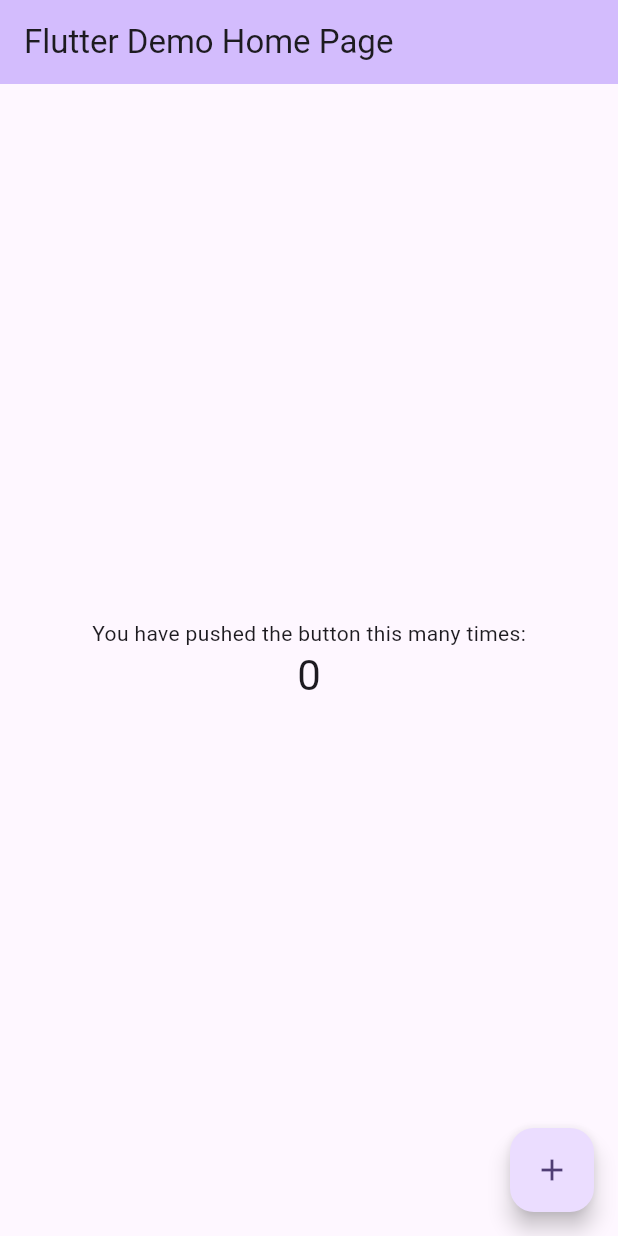
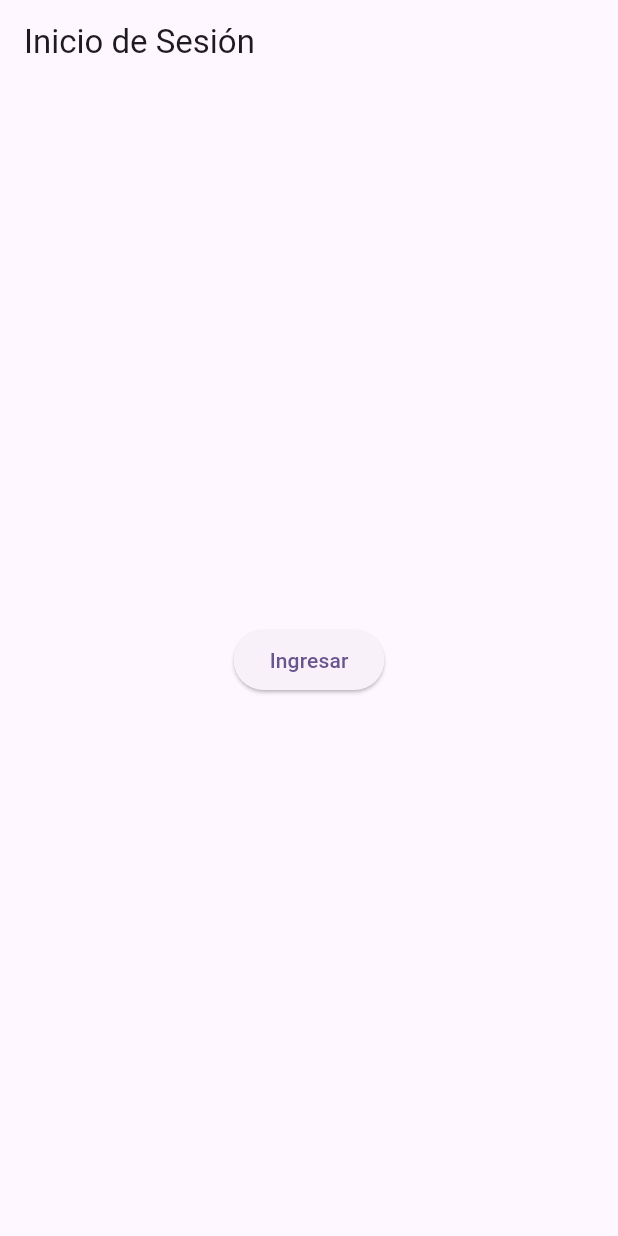
Before and after one commit to Rakkun9/online_shop, a Flutter app: the screen it shows after launch, on a phone screen of 412 x 824 dp. Run offline on Flutter 3.47's test engine with Material 3 defaults, Android fonts, the phone set to English and light mode, and no system bars.

```diff
--- a/lib/main.dart
+++ b/lib/main.dart
@@ -1,4 +1,10 @@
 import 'package:flutter/material.dart';
+
+// Importaremos nuestras pantallas aquí
+import 'package:online_shop/screens/login_screen.dart';
+import 'package:online_shop/screens/home_screen.dart';
+import 'package:online_shop/screens/cart_screen.dart';
+import 'package:online_shop/screens/product_detail_screen.dart';
 
 void main() {
   runApp(const MyApp());
@@ -7,116 +13,23 @@ void main() {
 class MyApp extends StatelessWidget {
   const MyApp({super.key});
 
-  // This widget is the root of your application.
   @override
   Widget build(BuildContext context) {
     return MaterialApp(
-      title: 'Flutter Demo',
+      title: 'Mi Tienda Online',
+      debugShowCheckedModeBanner: false,
       theme: ThemeData(
-        // This is the theme of your application.
-        //
-        // TRY THIS: Try running your application with "flutter run". You'll see
-        // the application has a purple toolbar. Then, without quitting the app,
-        // try changing the seedColor in the colorScheme below to Colors.green
-        // and then invoke "hot reload" (save your changes or press the "hot
-        // reload" button in a Flutter-supported IDE, or press "r" if you used
-        // the command line to start the app).
-        //
-        // Notice that the counter didn't reset back to zero; the application
-        // state is not lost during the reload. To reset the state, use hot
-        // restart instead.
-        //
-        // This works for code too, not just values: Most code changes can be
-        // tested with just a hot reload.
         colorScheme: ColorScheme.fromSeed(seedColor: Colors.deepPurple),
+        useMaterial3: true,
       ),
-      home: const MyHomePage(title: 'Flutter Demo Home Page'),
+      // Definimos las rutas de nuestra aplicación
+      initialRoute: '/login', // La primera pantalla que se mostrará
+      routes: {
+        '/login': (context) => const LoginScreen(),
+        '/home': (context) => const HomeScreen(),
+        '/cart': (context) => const CartScreen(),
+        // La ruta de detalle del producto la manejaremos de otra forma luego
+      },
     );
   }
 }
-
-class MyHomePage extends StatefulWidget {
-  const MyHomePage({super.key, required this.title});
-
-  // This widget is the home page of your application. It is stateful, meaning
-  // that it has a State object (defined below) that contains fields that affect
-  // how it looks.
-
-  // This class is the configuration for the state. It holds the values (in this
-  // case the title) provided by the parent (in this case the App widget) and
-  // used by the build method of the State. Fields in a Widget subclass are
-  // always marked "final".
-
-  final String title;
-
-  @override
-  State<MyHomePage> createState() => _MyHomePageState();
-}
-
-class _MyHomePageState extends State<MyHomePage> {
-  int _counter = 0;
-
-  void _incrementCounter() {
-    setState(() {
-      // This call to setState tells the Flutter framework that something has
-      // changed in this State, which causes it to rerun the build method below
-      // so that the display can reflect the updated values. If we changed
-      // _counter without calling setState(), then the build method would not be
-      // called again, and so nothing would appear to happen.
-      _counter++;
-    });
-  }
-
-  @override
-  Widget build(BuildContext context) {
-    // This method is rerun every time setState is called, for instance as done
-    // by the _incrementCounter method above.
-    //
-    // The Flutter framework has been optimized to make rerunning build methods
-    // fast, so that you can just rebuild anything that needs updating rather
-    // than having to individually change instances of widgets.
-    return Scaffold(
-      appBar: AppBar(
-        // TRY THIS: Try changing the color here to a specific color (to
-        // Colors.amber, perhaps?) and trigger a hot reload to see the AppBar
-        // change color while the other colors stay the same.
-        backgroundColor: Theme.of(context).colorScheme.inversePrimary,
-        // Here we take the value from the MyHomePage object that was created by
-        // the App.build method, and use it to set our appbar title.
-        title: Text(widget.title),
-      ),
-      body: Center(
-        // Center is a layout widget. It takes a single child and positions it
-        // in the middle of the parent.
-        child: Column(
-          // Column is also a layout widget. It takes a list of children and
-          // arranges them vertically. By default, it sizes itself to fit its
-          // children horizontally, and tries to be as tall as its parent.
-          //
-          // Column has various properties to control how it sizes itself and
-          // how it positions its children. Here we use mainAxisAlignment to
-          // center the children vertically; the main axis here is the vertical
-          // axis because Columns are vertical (the cross axis would be
-          // horizontal).
-          //
-          // TRY THIS: Invoke "debug painting" (choose the "Toggle Debug Paint"
-          // action in the IDE, or press "p" in the console), to see the
-          // wireframe for each widget.
-          mainAxisAlignment: MainAxisAlignment.center,
-          children: <Widget>[
-            const Text('You have pushed the button this many times:'),
-            Text(
-              '$_counter',
-              style: Theme.of(context).textTheme.headlineMedium,
-            ),
-          ],
-        ),
-      ),
-      floatingActionButton: FloatingActionButton(
-        onPressed: _incrementCounter,
-        tooltip: 'Increment',
-        child: const Icon(Icons.add),
-      ), // This trailing comma makes auto-formatting nicer for build methods.
-    );
-  }
-}
--- /dev/null
+++ b/lib/screens/login_screen.dart
@@ -0,0 +1,24 @@
+import 'package:flutter/material.dart';
+
+class LoginScreen extends StatelessWidget {
+  const LoginScreen({super.key});
+
+  @override
+  Widget build(BuildContext context) {
+    return Scaffold(
+      appBar: AppBar(
+        title: const Text('Inicio de Sesión'),
+      ),
+      body: Center(
+        // Usamos un botón para simular el inicio de sesión
+        child: ElevatedButton(
+          onPressed: () {
+            // Navegamos a la pantalla de home y eliminamos la de login del historial
+            Navigator.pushReplacementNamed(context, '/home');
+          },
+          child: const Text('Ingresar'),
+        ),
+      ),
+    );
+  }
+}
```
Also changed, not shown: lib/screens/cart_screen.dart (added, +17 -0 lines), lib/screens/home_screen.dart (added, +26 -0 lines), lib/screens/product_detail_screen.dart (added, +17 -0 lines).
